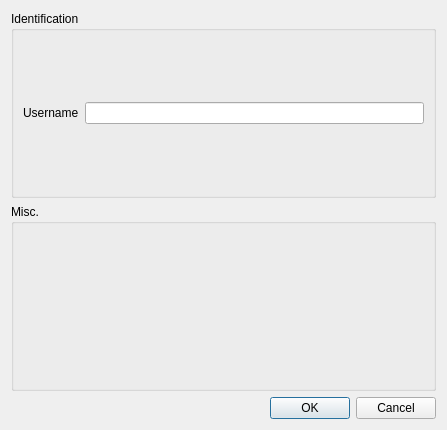
Above: src/browser/ui/Preferences.ui from jepasq/udp-browser before the change. Below: the same form after it.
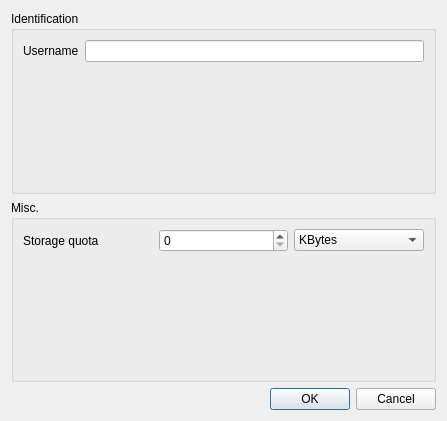
That is the form after the change.

Commit message: Add quota-related widgets to PreferencesDialog

The edit to the form file:
```diff
--- a/src/browser/ui/Preferences.ui
+++ b/src/browser/ui/Preferences.ui
@@ -10,7 +10,7 @@
     <x>0</x>
     <y>0</y>
     <width>447</width>
-    <height>430</height>
+    <height>421</height>
    </rect>
   </property>
   <property name="windowTitle">
@@ -23,6 +23,9 @@
       <string>Identification</string>
      </property>
      <layout class="QGridLayout" name="gridLayout">
+      <item row="0" column="1">
+       <widget class="QLineEdit" name="lineEdit"/>
+      </item>
       <item row="0" column="0">
        <widget class="QLabel" name="label">
         <property name="text">
@@ -30,8 +33,18 @@
         </property>
        </widget>
       </item>
-      <item row="0" column="1">
-       <widget class="QLineEdit" name="lineEdit"/>
+      <item row="1" column="1">
+       <spacer name="verticalSpacer_2">
+        <property name="orientation">
+         <enum>Qt::Vertical</enum>
+        </property>
+        <property name="sizeHint" stdset="0">
+         <size>
+          <width>20</width>
+          <height>40</height>
+         </size>
+        </property>
+       </spacer>
       </item>
      </layout>
     </widget>
@@ -41,6 +54,50 @@
      <property name="title">
       <string>Misc.</string>
      </property>
+     <layout class="QGridLayout" name="gridLayout_2">
+      <item row="0" column="2">
+       <widget class="QComboBox" name="cbQuota">
+        <item>
+         <property name="text">
+          <string>KBytes</string>
+         </property>
+        </item>
+        <item>
+         <property name="text">
+          <string>MB</string>
+         </property>
+        </item>
+        <item>
+         <property name="text">
+          <string>GB</string>
+         </property>
+        </item>
+       </widget>
+      </item>
+      <item row="0" column="0">
+       <widget class="QLabel" name="label_2">
+        <property name="text">
+         <string>Storage quota</string>
+        </property>
+       </widget>
+      </item>
+      <item row="0" column="1">
+       <widget class="QSpinBox" name="sbQuota"/>
+      </item>
+      <item row="1" column="0">
+       <spacer name="verticalSpacer">
+        <property name="orientation">
+         <enum>Qt::Vertical</enum>
+        </property>
+        <property name="sizeHint" stdset="0">
+         <size>
+          <width>20</width>
+          <height>40</height>
+         </size>
+        </property>
+       </spacer>
+      </item>
+     </layout>
     </widget>
    </item>
    <item>
```
The commit also changes 2 other files.
